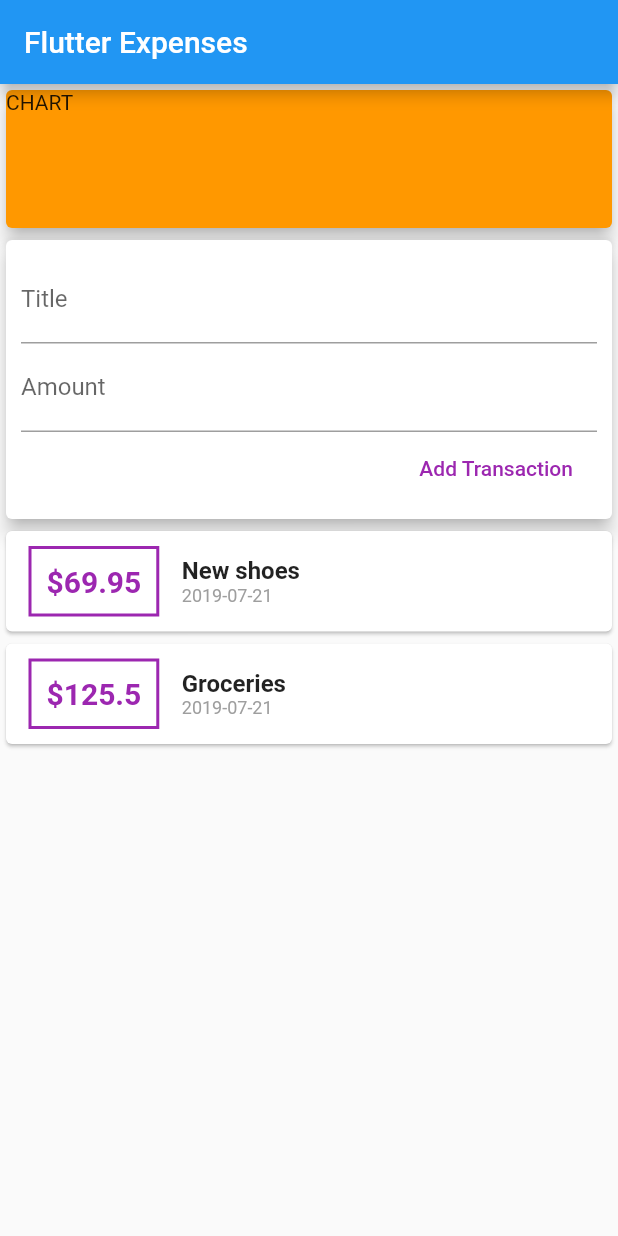
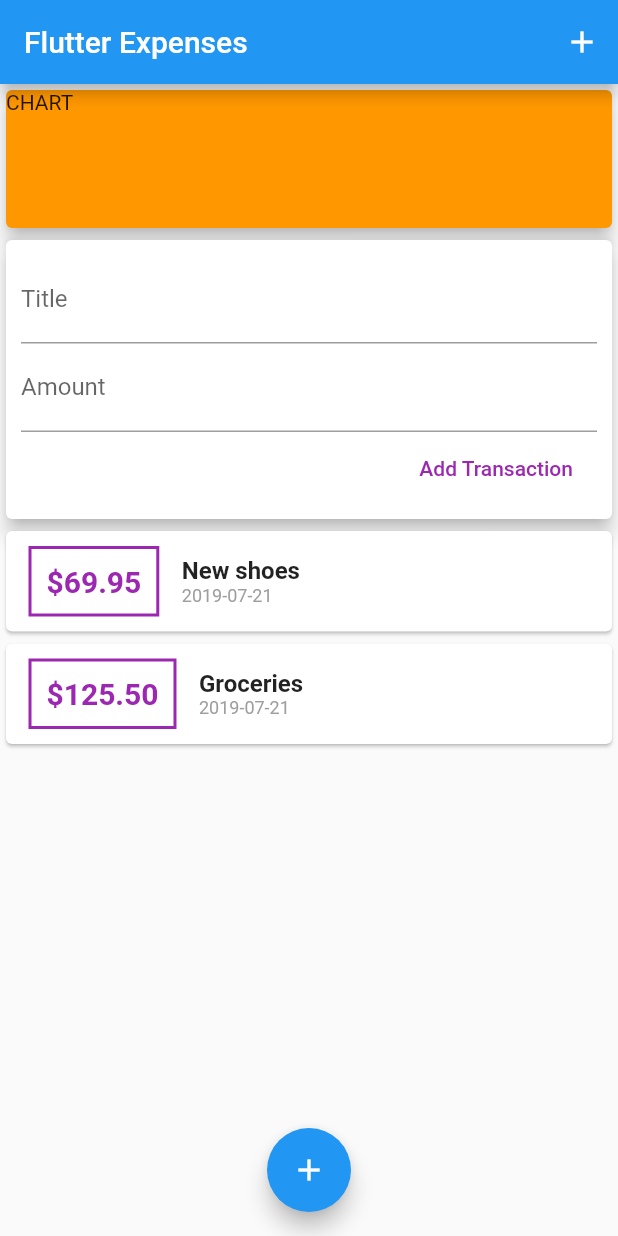
Before and after one commit to tbrams/flutter_expenses, a Flutter app: the screen it shows after launch, after a tap on "Add Transaction", on a phone screen of 412 x 824 dp. Run offline on Flutter 3.47's test engine with Material 2 defaults, Android fonts, the phone set to English and light mode, and no system bars.

Commit message:
List builder and action button in app bar and float

```diff
--- a/lib/main.dart
+++ b/lib/main.dart
@@ -21,9 +21,15 @@ class MyHomePage extends StatelessWidget {
     return Scaffold(
       appBar: AppBar(
         title: Text('Flutter Expenses'),
+        actions: <Widget>[
+          IconButton(
+            icon: Icon(Icons.add),
+            onPressed: () {},
+          )
+        ],
       ),
       body: SingleChildScrollView(
-              child: Column(
+        child: Column(
           children: <Widget>[
             Container(
               width: double.infinity,
@@ -38,6 +44,11 @@ class MyHomePage extends StatelessWidget {
           ],
         ),
       ),
+      floatingActionButtonLocation: FloatingActionButtonLocation.centerFloat,
+      floatingActionButton: FloatingActionButton(
+        child: Icon(Icons.add),
+        onPressed: () {},
+      ),
     );
   }
 }
--- a/lib/widgets/new_transaction.dart
+++ b/lib/widgets/new_transaction.dart
@@ -7,8 +7,19 @@ class NewTransaction extends StatelessWidget {
   final titleController = TextEditingController();
   final amountController = TextEditingController();
 
+  NewTransaction(this.addTx);
 
-  NewTransaction(this.addTx);
+  void submitData() {
+    final enteredTitle = titleController.text;
+    final enteredAmount = double.parse(amountController.text);
+
+    if (enteredTitle.isEmpty || enteredAmount <= 0) return;
+
+    addTx(
+      titleController.text,
+      double.parse(amountController.text),
+    );
+  }
 
   @override
   Widget build(BuildContext context) {
@@ -21,21 +32,20 @@ class NewTransaction extends StatelessWidget {
             children: <Widget>[
               TextField(
                 controller: titleController,
+                onSubmitted: (_) => submitData(),
                 decoration: InputDecoration(labelText: 'Title'),
               ),
               TextField(
                 controller: amountController,
+                keyboardType: TextInputType.numberWithOptions(),
+                onSubmitted: (_) => submitData(),
                 decoration: InputDecoration(labelText: 'Amount'),
               ),
               FlatButton(
-                  child: Text('Add Transaction'),
-                  textColor: Colors.purple,
-                  onPressed: () {
-                    addTx(
-                      titleController.text,
-                      double.parse(amountController.text),
-                      );
-                  }),
+                child: Text('Add Transaction'),
+                textColor: Colors.purple,
+                onPressed: submitData,
+              ),
             ]),
       ),
     );
--- a/lib/widgets/transaction_list.dart
+++ b/lib/widgets/transaction_list.dart
@@ -2,7 +2,6 @@ import 'package:flutter/material.dart';
 import 'package:intl/intl.dart';
 
 import '../models/transaction.dart';
-
 
 class TransactionList extends StatelessWidget {
   final List<Transaction> transactions;
@@ -11,8 +10,10 @@ class TransactionList extends StatelessWidget {
 
   @override
   Widget build(BuildContext context) {
-    return Column(
-      children: transactions.map((tx) {
+    return Container(
+      height: 300,
+      child: ListView.builder(
+        itemBuilder: (BuildContext context, int index) {
           return Card(
             child: Row(
               children: <Widget>[
@@ -25,7 +26,7 @@ class TransactionList extends StatelessWidget {
                     ),
                   ),
                   padding: EdgeInsets.all(10),
-                child: Text('\$${tx.amount}',
+                  child: Text('\$${transactions[index].amount.toStringAsFixed(2)}',
                       style: TextStyle(
                         fontWeight: FontWeight.bold,
                         fontSize: 20,
@@ -35,13 +36,13 @@ class TransactionList extends StatelessWidget {
                 Column(
                   crossAxisAlignment: CrossAxisAlignment.start,
                   children: <Widget>[
-                  Text(tx.title,
+                    Text(transactions[index].title,
                         style: TextStyle(
                           fontWeight: FontWeight.bold,
                           fontSize: 16,
                         )),
                     Text(
-                    DateFormat('yyyy-MM-dd').format(tx.date),
+                      DateFormat('yyyy-MM-dd').format(transactions[index].date),
                       style: TextStyle(
                         color: Colors.grey,
                         fontSize: 12,
@@ -52,7 +53,9 @@ class TransactionList extends StatelessWidget {
               ],
             ),
           );
-      }).toList(),
+        },
+        itemCount: transactions.length,
+      ),
     );
   }
 }
```
Lines whose indentation alone changed are shown as unchanged.
